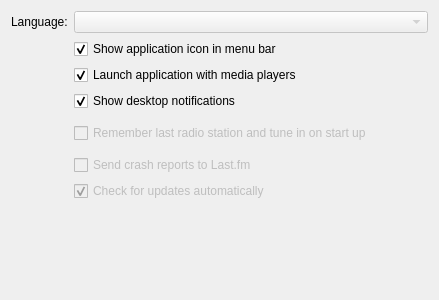
Above: app/client/Settings/GeneralSettingsWidget.ui from mutecypher/lastfm-desktop before the change. Below: the same form after it.
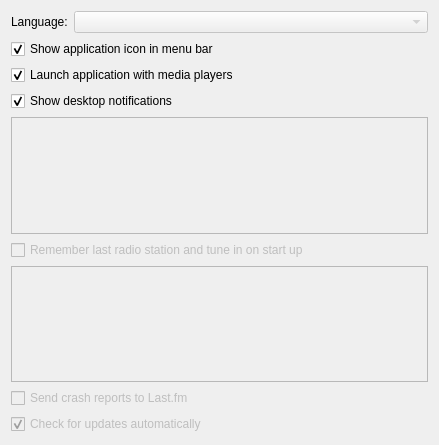
That is the form after the change.

Commit message: Make a stacked widget that resizes itself to just the current widget. Needs more work to resize the preferences panel that it is put in.

The edit to the form file:
```diff
--- a/app/client/Settings/GeneralSettingsWidget.ui
+++ b/app/client/Settings/GeneralSettingsWidget.ui
@@ -7,34 +7,32 @@
     <x>0</x>
     <y>0</y>
     <width>439</width>
-    <height>300</height>
+    <height>445</height>
    </rect>
   </property>
   <property name="windowTitle">
    <string>Form</string>
   </property>
-  <layout class="QFormLayout" name="formLayout">
-   <property name="labelAlignment">
-    <set>Qt::AlignCenter</set>
-   </property>
-   <property name="formAlignment">
-    <set>Qt::AlignLeading|Qt::AlignLeft|Qt::AlignTop</set>
-   </property>
-   <item row="0" column="0">
+  <layout class="QVBoxLayout" name="verticalLayout">
+   <item>
+    <layout class="QHBoxLayout" name="horizontalLayout" stretch="0,1">
+     <item>
     <widget class="QLabel" name="languageLabel">
      <property name="text">
       <string>Language:</string>
      </property>
     </widget>
    </item>
-   <item row="0" column="1">
+     <item>
     <widget class="QComboBox" name="languages">
      <property name="enabled">
       <bool>false</bool>
      </property>
     </widget>
    </item>
-   <item row="1" column="1">
+    </layout>
+   </item>
+   <item>
     <widget class="QCheckBox" name="showAs">
      <property name="text">
       <string>Show application icon in menu bar</string>
@@ -44,7 +42,7 @@
      </property>
     </widget>
    </item>
-   <item row="2" column="1">
+   <item>
     <widget class="QCheckBox" name="launch">
      <property name="enabled">
       <bool>true</bool>
@@ -57,7 +55,7 @@
      </property>
     </widget>
    </item>
-   <item row="3" column="1">
+   <item>
     <widget class="QCheckBox" name="notifications">
      <property name="enabled">
       <bool>true</bool>
@@ -70,7 +68,17 @@
      </property>
     </widget>
    </item>
-   <item row="5" column="1">
+   <item>
+    <widget class="QFrame" name="frame_2">
+     <property name="frameShape">
+      <enum>QFrame::StyledPanel</enum>
+     </property>
+     <property name="frameShadow">
+      <enum>QFrame::Raised</enum>
+     </property>
+    </widget>
+   </item>
+   <item>
     <widget class="QCheckBox" name="lastRadio">
      <property name="enabled">
       <bool>false</bool>
@@ -80,7 +88,17 @@
      </property>
     </widget>
    </item>
-   <item row="7" column="1">
+   <item>
+    <widget class="QFrame" name="frame">
+     <property name="frameShape">
+      <enum>QFrame::StyledPanel</enum>
+     </property>
+     <property name="frameShadow">
+      <enum>QFrame::Raised</enum>
+     </property>
+    </widget>
+   </item>
+   <item>
     <widget class="QCheckBox" name="sendCrashReports">
      <property name="enabled">
       <bool>false</bool>
@@ -90,7 +108,7 @@
      </property>
     </widget>
    </item>
-   <item row="8" column="1">
+   <item>
     <widget class="QCheckBox" name="updates">
      <property name="enabled">
       <bool>false</bool>
@@ -103,26 +121,6 @@
      </property>
     </widget>
    </item>
-   <item row="6" column="0" colspan="2">
-    <widget class="QFrame" name="frame">
-     <property name="frameShape">
-      <enum>QFrame::StyledPanel</enum>
-     </property>
-     <property name="frameShadow">
-      <enum>QFrame::Raised</enum>
-     </property>
-    </widget>
-   </item>
-   <item row="4" column="0" colspan="2">
-    <widget class="QFrame" name="frame_2">
-     <property name="frameShape">
-      <enum>QFrame::StyledPanel</enum>
-     </property>
-     <property name="frameShadow">
-      <enum>QFrame::Raised</enum>
-     </property>
-    </widget>
-   </item>
   </layout>
  </widget>
  <resources/>
```
Lines whose indentation alone changed are shown as unchanged. The commit also changes 7 other files.
